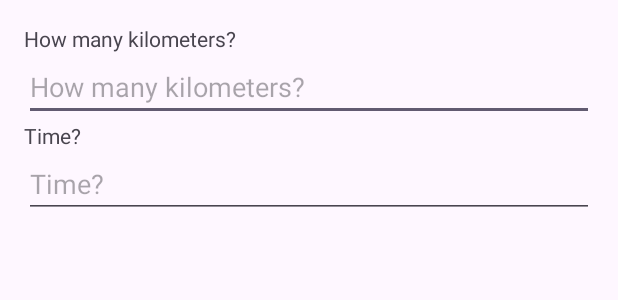
After one commit to maximeLeDev/WodAndRun, an Android app: the layout dialog_add_marker.xml on its own in the app's theme, with its tools: preview values and no code run, on a phone screen of 412 x 824 dp. The commit adds this screen. Shown: the top 300 px of the screen. Run offline under Robolectric (Android 15) with nearby library versions, the phone set to English and light mode, and no system bars; Roboto replaces fonts that are not available here.

Commit message:
boite de dialog pour add marker + ajout marker sur la map, pour l'instant pas d'ajout en base donc les points gps ne sont pas persister

```diff
--- a/app/src/main/java/com/example/wodrun/MyApplication.kt
+++ b/app/src/main/java/com/example/wodrun/MyApplication.kt
@@ -6,7 +6,7 @@ class GlobalVariables {
         val year = calendar.get(Calendar.YEAR)
         val month = calendar.get(Calendar.MONTH) + 1 // Les mois commencent à 0
         val day = calendar.get(Calendar.DAY_OF_MONTH)
-        val date = "$year-$month-$day"
+        val date = "$day-$month-$year"
         var myVariable: String = date
     }
 }
--- /dev/null
+++ b/app/src/main/res/layout/dialog_add_marker.xml
@@ -0,0 +1,30 @@
+<?xml version="1.0" encoding="utf-8"?>
+<LinearLayout xmlns:android="http://schemas.android.com/apk/res/android"
+    android:layout_width="match_parent"
+    android:layout_height="wrap_content"
+    android:orientation="vertical"
+    android:padding="16dp">
+
+    <TextView
+        android:layout_width="match_parent"
+        android:layout_height="wrap_content"
+        android:text="@string/how_many_kilometers" />
+
+    <EditText
+        android:id="@+id/kmEditText"
+        android:layout_width="match_parent"
+        android:layout_height="wrap_content"
+        android:hint="@string/how_many_kilometers"
+        android:inputType="number" />
+
+    <TextView
+        android:layout_width="match_parent"
+        android:layout_height="wrap_content"
+        android:text="@string/time" />
+
+    <EditText
+        android:id="@+id/timeEditText"
+        android:layout_width="match_parent"
+        android:layout_height="wrap_content"
+        android:hint="@string/time" />
+</LinearLayout>
--- a/app/src/main/res/values/strings.xml
+++ b/app/src/main/res/values/strings.xml
@@ -4,4 +4,6 @@
     <string name="run">Run Training</string>
     <string name="wod">Wod Training</string>
     <string name="my_position">My Position</string>
+    <string name="how_many_kilometers">How many kilometers?</string>
+    <string name="time">Time?</string>
 </resources>
```
Also changed, not shown: app/src/main/java/com/example/wodrun/RunTrainingActivity.kt (+12 -7 lines).
